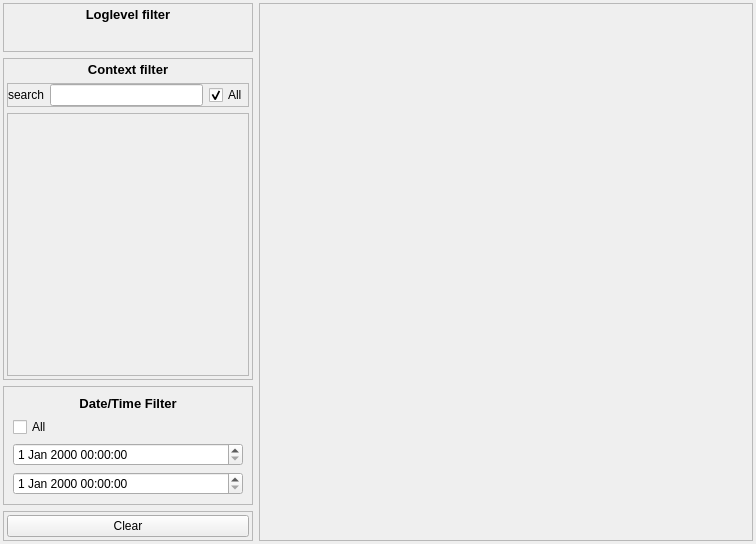
Old version of the form core/ui/QAbstractLogView.ui in the repository KROIA/Logger.
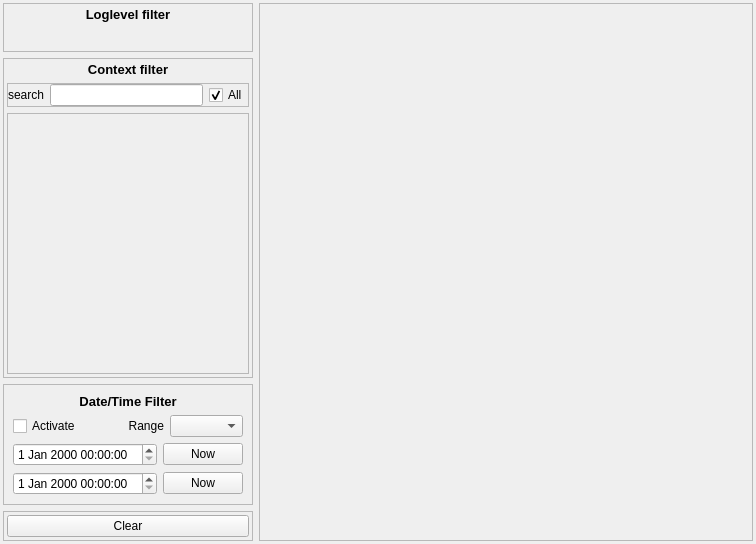
New version of the form. Custom widgets are drawn as their Qt base class.

```diff
--- a/core/ui/QAbstractLogView.ui
+++ b/core/ui/QAbstractLogView.ui
@@ -263,7 +263,7 @@
               <x>0</x>
               <y>0</y>
               <width>240</width>
-              <height>270</height>
+              <height>259</height>
              </rect>
             </property>
             <layout class="QVBoxLayout" name="verticalLayout_7"/>
@@ -295,12 +295,19 @@
         </property>
         <layout class="QGridLayout" name="gridLayout">
          <item row="3" column="0">
-          <widget class="Log::UI::DateTimeWidget" name="dateTimeFilterMax_dateTimeEdit"/>
-         </item>
-         <item row="2" column="0">
           <widget class="Log::UI::DateTimeWidget" name="dateTimeFilterMin_dateTimeEdit"/>
          </item>
-         <item row="0" column="0">
+         <item row="4" column="0">
+          <widget class="Log::UI::DateTimeWidget" name="dateTimeFilterMax_dateTimeEdit"/>
+         </item>
+         <item row="3" column="1">
+          <widget class="QPushButton" name="dateTimeFilterMinNow_pushButton">
+           <property name="text">
+            <string>Now</string>
+           </property>
+          </widget>
+         </item>
+         <item row="0" column="0" colspan="2">
           <widget class="QLabel" name="label_3">
            <property name="font">
             <font>
@@ -317,10 +324,60 @@
            </property>
           </widget>
          </item>
-         <item row="1" column="0">
-          <widget class="QCheckBox" name="dateTimeFilterAll_checkBox">
+         <item row="1" column="0" colspan="2">
+          <widget class="QFrame" name="frame">
+           <property name="minimumSize">
+            <size>
+             <width>0</width>
+             <height>0</height>
+            </size>
+           </property>
+           <property name="frameShape">
+            <enum>QFrame::NoFrame</enum>
+           </property>
+           <property name="frameShadow">
+            <enum>QFrame::Raised</enum>
+           </property>
+           <layout class="QHBoxLayout" name="horizontalLayout_2">
+            <property name="leftMargin">
+             <number>0</number>
+            </property>
+            <property name="topMargin">
+             <number>0</number>
+            </property>
+            <property name="rightMargin">
+             <number>0</number>
+            </property>
+            <property name="bottomMargin">
+             <number>0</number>
+            </property>
+            <item>
+             <widget class="QCheckBox" name="dateTimeFilterActivate_checkBox">
+              <property name="text">
+               <string>Activate</string>
+              </property>
+             </widget>
+            </item>
+            <item>
+             <widget class="QLabel" name="label_4">
+              <property name="text">
+               <string>Range</string>
+              </property>
+              <property name="alignment">
+               <set>Qt::AlignRight|Qt::AlignTrailing|Qt::AlignVCenter</set>
+              </property>
+             </widget>
+            </item>
+            <item>
+             <widget class="QComboBox" name="dateTimeFilterType_comboBox"/>
+            </item>
+           </layout>
+          </widget>
+         </item>
+         <item row="4" column="1">
+          <widget class="QPushButton" name="dateTimeFilterMaxNow_pushButton">
            <property name="text">
-            <string>All</string>
+            <string>Now</string>
            </property>
           </widget>
          </item>
```
